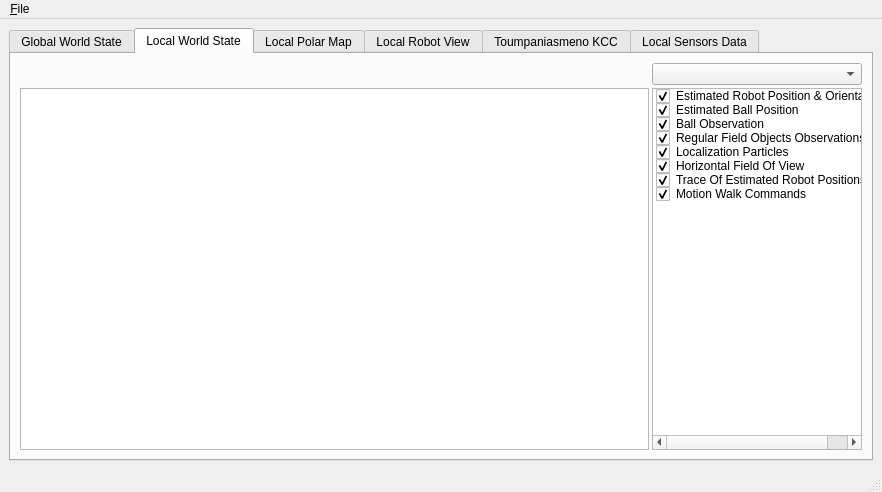
The window that GUITools/KMonitor/KMonitor.ui (kouretes/Monas) describes before a commit, drawn with Qt 5.
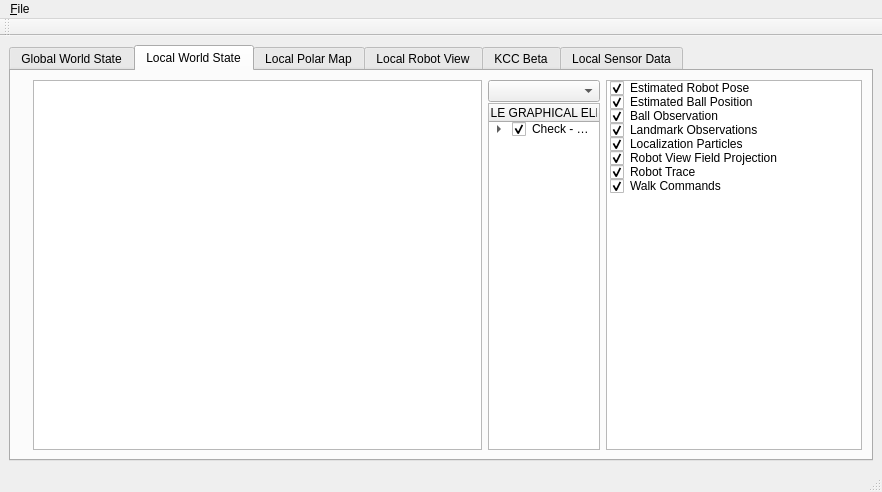
The same window after the commit. The open tabs and pages were chosen to show the change. Custom widgets are drawn as their Qt base class.

Commit message: Temp KMonitor

Diff of the .ui file:
```diff
--- a/GUITools/KMonitor/KMonitor.ui
+++ b/GUITools/KMonitor/KMonitor.ui
@@ -77,28 +77,76 @@
        </attribute>
        <layout class="QHBoxLayout" name="horizontalLayout_2">
         <item>
-         <layout class="QGridLayout" name="gridLayout" rowstretch="0,0,0" columnstretch="0,3,0,1">
-          <property name="spacing">
-           <number>3</number>
+         <widget class="QLabel" name="LWSLabel">
+          <property name="text">
+           <string/>
           </property>
-          <item row="2" column="1">
+         </widget>
+        </item>
+        <item>
+         <layout class="QHBoxLayout" name="horizontalLayout" stretch="4,1,0">
+          <item>
            <widget class="KGraphicsView" name="LWSGraphicsView"/>
           </item>
-          <item row="0" column="3">
-           <widget class="QComboBox" name="LWSComboBox"/>
-          </item>
-          <item row="0" column="1">
-           <widget class="QLabel" name="LWSLabel">
-            <property name="text">
-             <string/>
+          <item>
+           <layout class="QVBoxLayout" name="verticalLayout_5">
+            <property name="spacing">
+             <number>1</number>
             </property>
-           </widget>
+            <item>
+             <widget class="QComboBox" name="LWSComboBox"/>
+            </item>
+            <item>
+             <widget class="QTreeWidget" name="treeWidget">
+              <column>
+               <property name="text">
+                <string>AVAILABLE GRAPHICAL ELEMENTS</string>
+               </property>
+               <property name="textAlignment">
+                <set>AlignHCenter|AlignVCenter|AlignCenter</set>
+               </property>
+              </column>
+              <item>
+               <property name="text">
+                <string>Check - Uncheck All</string>
+               </property>
+               <property name="checkState">
+                <enum>Checked</enum>
+               </property>
+               <item>
+                <property name="text">
+                 <string>Estimated Robot Pose</string>
+                </property>
+                <property name="checkState">
+                 <enum>Checked</enum>
+                </property>
+               </item>
+               <item>
+                <property name="text">
+                 <string>Estimated Ball Position</string>
+                </property>
+                <property name="checkState">
+                 <enum>Checked</enum>
+                </property>
+               </item>
+               <item>
+                <property name="text">
+                 <string>Ball Observation</string>
+                </property>
+                <property name="checkState">
+                 <enum>Checked</enum>
+                </property>
+               </item>
+              </item>
+             </widget>
+            </item>
+           </layout>
           </item>
-          <item row="2" column="3">
+          <item>
            <widget class="QListWidget" name="LWSListWidget">
             <item>
              <property name="text">
-              <string>Estimated Robot Position &amp; Orientation</string>
+              <string>Estimated Robot Pose</string>
              </property>
              <property name="checkState">
               <enum>Checked</enum>
@@ -122,7 +170,7 @@
             </item>
             <item>
              <property name="text">
-              <string>Regular Field Objects Observations</string>
+              <string>Landmark Observations</string>
              </property>
              <property name="checkState">
               <enum>Checked</enum>
@@ -138,7 +186,7 @@
             </item>
             <item>
              <property name="text">
-              <string>Horizontal Field Of View</string>
+              <string>Robot View Field Projection</string>
              </property>
              <property name="checkState">
               <enum>Checked</enum>
@@ -146,7 +194,7 @@
             </item>
             <item>
              <property name="text">
-              <string>Trace Of Estimated Robot Positions</string>
+              <string>Robot Trace</string>
              </property>
              <property name="checkState">
               <enum>Checked</enum>
@@ -154,7 +202,7 @@
             </item>
             <item>
              <property name="text">
-              <string>Motion Walk Commands</string>
+              <string>Walk Commands</string>
              </property>
              <property name="checkState">
               <enum>Checked</enum>
@@ -260,12 +308,12 @@
       </widget>
       <widget class="KccHandler" name="KCCTab">
        <attribute name="title">
-        <string>Toumpaniasmeno KCC</string>
+        <string>KCC Beta</string>
        </attribute>
       </widget>
       <widget class="QWidget" name="LSDTab">
        <attribute name="title">
-        <string>Local Sensors Data</string>
+        <string>Local Sensor Data</string>
        </attribute>
        <layout class="QVBoxLayout" name="verticalLayout_4">
         <item>
@@ -362,6 +410,17 @@
    <addaction name="menu_File"/>
   </widget>
   <widget class="QStatusBar" name="statusbar"/>
+  <widget class="QToolBar" name="toolBar">
+   <property name="windowTitle">
+    <string>toolBar</string>
+   </property>
+   <attribute name="toolBarArea">
+    <enum>TopToolBarArea</enum>
+   </attribute>
+   <attribute name="toolBarBreak">
+    <bool>false</bool>
+   </attribute>
+  </widget>
   <action name="action_Quit">
    <property name="text">
     <string>&amp;Quit</string>
```
Left out of the diff: 2 changed lines with no effect on the pictures.
